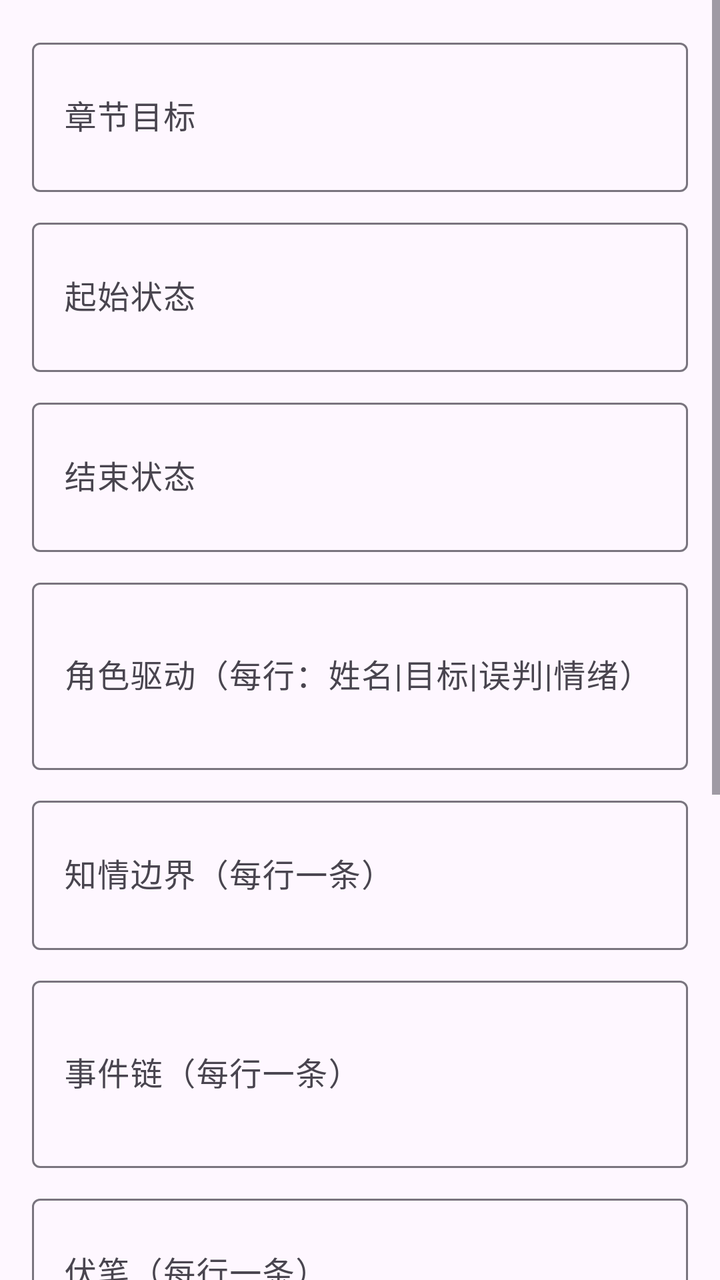
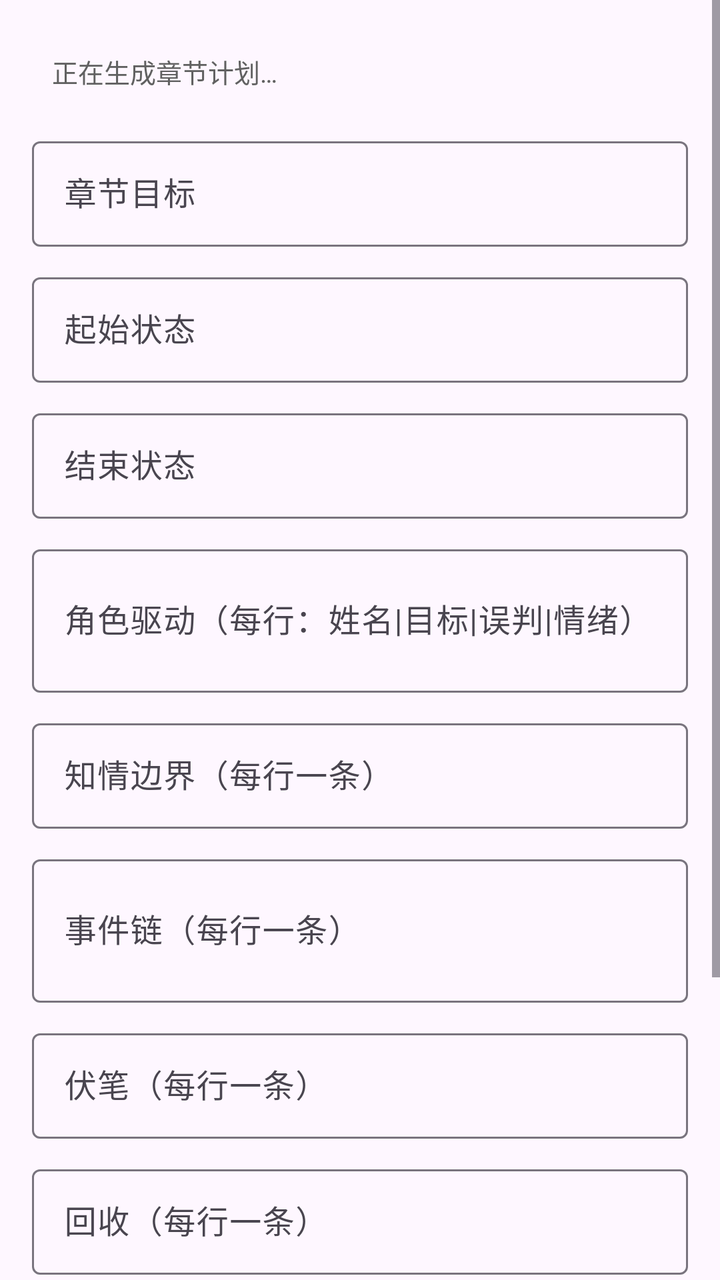

The first picture is an Android layout as it rendered before a commit; the second is the same layout after the commit. The layout source and the unified diff follow.
<!-- AndroidManifest.xml: application theme Theme.AIChat -->
<!-- res/layout/dialog_chapter_plan.xml -->
<?xml version="1.0" encoding="utf-8"?>
<ScrollView xmlns:android="http://schemas.android.com/apk/res/android"
    android:layout_width="match_parent"
    android:layout_height="wrap_content">

    <LinearLayout
        android:layout_width="match_parent"
        android:layout_height="wrap_content"
        android:orientation="vertical"
        android:padding="16dp">

        <com.google.android.material.textfield.TextInputLayout
            style="@style/Widget.Material3.TextInputLayout.OutlinedBox"
            android:layout_width="match_parent"
            android:layout_height="wrap_content"
            android:hint="章节目标">
            <com.google.android.material.textfield.TextInputEditText
                android:id="@+id/editPlanChapterGoal"
                android:layout_width="match_parent"
                android:layout_height="wrap_content"
                android:inputType="textMultiLine"
                android:minLines="2"
                android:maxLines="4" />
        </com.google.android.material.textfield.TextInputLayout>

        <com.google.android.material.textfield.TextInputLayout
            style="@style/Widget.Material3.TextInputLayout.OutlinedBox"
            android:layout_width="match_parent"
            android:layout_height="wrap_content"
            android:layout_marginTop="10dp"
            android:hint="起始状态">
            <com.google.android.material.textfield.TextInputEditText
                android:id="@+id/editPlanStartState"
                android:layout_width="match_parent"
                android:layout_height="wrap_content"
                android:inputType="textMultiLine"
                android:minLines="2"
                android:maxLines="4" />
        </com.google.android.material.textfield.TextInputLayout>

        <com.google.android.material.textfield.TextInputLayout
            style="@style/Widget.Material3.TextInputLayout.OutlinedBox"
            android:layout_width="match_parent"
            android:layout_height="wrap_content"
            android:layout_marginTop="10dp"
            android:hint="结束状态">
            <com.google.android.material.textfield.TextInputEditText
                android:id="@+id/editPlanEndState"
                android:layout_width="match_parent"
                android:layout_height="wrap_content"
                android:inputType="textMultiLine"
                android:minLines="2"
                android:maxLines="4" />
        </com.google.android.material.textfield.TextInputLayout>

        <com.google.android.material.textfield.TextInputLayout
            style="@style/Widget.Material3.TextInputLayout.OutlinedBox"
            android:layout_width="match_parent"
            android:layout_height="wrap_content"
            android:layout_marginTop="10dp"
            android:hint="角色驱动（每行：姓名|目标|误判|情绪）">
            <com.google.android.material.textfield.TextInputEditText
                android:id="@+id/editPlanCharacterDrives"
                android:layout_width="match_parent"
                android:layout_height="wrap_content"
                android:inputType="textMultiLine"
                android:minLines="3"
                android:maxLines="6" />
        </com.google.android.material.textfield.TextInputLayout>

        <com.google.android.material.textfield.TextInputLayout
            style="@style/Widget.Material3.TextInputLayout.OutlinedBox"
            android:layout_width="match_parent"
            android:layout_height="wrap_content"
            android:layout_marginTop="10dp"
            android:hint="知情边界（每行一条）">
            <com.google.android.material.textfield.TextInputEditText
                android:id="@+id/editPlanKnowledgeBoundary"
                android:layout_width="match_parent"
                android:layout_height="wrap_content"
                android:inputType="textMultiLine"
                android:minLines="2"
                android:maxLines="5" />
        </com.google.android.material.textfield.TextInputLayout>

        <com.google.android.material.textfield.TextInputLayout
            style="@style/Widget.Material3.TextInputLayout.OutlinedBox"
            android:layout_width="match_parent"
            android:layout_height="wrap_content"
            android:layout_marginTop="10dp"
            android:hint="事件链（每行一条）">
            <com.google.android.material.textfield.TextInputEditText
                android:id="@+id/editPlanEventChain"
                android:layout_width="match_parent"
                android:layout_height="wrap_content"
                android:inputType="textMultiLine"
                android:minLines="3"
                android:maxLines="6" />
        </com.google.android.material.textfield.TextInputLayout>

        <com.google.android.material.textfield.TextInputLayout
            style="@style/Widget.Material3.TextInputLayout.OutlinedBox"
            android:layout_width="match_parent"
            android:layout_height="wrap_content"
            android:layout_marginTop="10dp"
            android:hint="伏笔（每行一条）">
            <com.google.android.material.textfield.TextInputEditText
                android:id="@+id/editPlanForeshadow"
                android:layout_width="match_parent"
                android:layout_height="wrap_content"
                android:inputType="textMultiLine"
                android:minLines="2"
                android:maxLines="4" />
        </com.google.android.material.textfield.TextInputLayout>

        <com.google.android.material.textfield.TextInputLayout
            style="@style/Widget.Material3.TextInputLayout.OutlinedBox"
            android:layout_width="match_parent"
            android:layout_height="wrap_content"
            android:layout_marginTop="10dp"
            android:hint="回收（每行一条）">
            <com.google.android.material.textfield.TextInputEditText
                android:id="@+id/editPlanPayoff"
                android:layout_width="match_parent"
                android:layout_height="wrap_content"
                android:inputType="textMultiLine"
                android:minLines="2"
                android:maxLines="4" />
        </com.google.android.material.textfield.TextInputLayout>

        <com.google.android.material.textfield.TextInputLayout
            style="@style/Widget.Material3.TextInputLayout.OutlinedBox"
            android:layout_width="match_parent"
            android:layout_height="wrap_content"
            android:layout_marginTop="10dp"
            android:hint="禁写清单（每行一条）">
            <com.google.android.material.textfield.TextInputEditText
                android:id="@+id/editPlanForbidden"
                android:layout_width="match_parent"
                android:layout_height="wrap_content"
                android:inputType="textMultiLine"
                android:minLines="2"
                android:maxLines="4" />
        </com.google.android.material.textfield.TextInputLayout>

        <com.google.android.material.textfield.TextInputLayout
            style="@style/Widget.Material3.TextInputLayout.OutlinedBox"
            android:layout_width="match_parent"
            android:layout_height="wrap_content"
            android:layout_marginTop="10dp"
            android:hint="文风与节奏">
            <com.google.android.material.textfield.TextInputEditText
                android:id="@+id/editPlanStyleGuide"
                android:layout_width="match_parent"
                android:layout_height="wrap_content"
                android:inputType="textMultiLine"
                android:minLines="2"
                android:maxLines="4" />
        </com.google.android.material.textfield.TextInputLayout>

        <com.google.android.material.textfield.TextInputLayout
            style="@style/Widget.Material3.TextInputLayout.OutlinedBox"
            android:layout_width="match_parent"
            android:layout_height="wrap_content"
            android:layout_marginTop="10dp"
            android:hint="目标篇幅（例如 1800-2600字）">
            <com.google.android.material.textfield.TextInputEditText
                android:id="@+id/editPlanTargetLength"
                android:layout_width="match_parent"
                android:layout_height="wrap_content"
                android:inputType="text" />
        </com.google.android.material.textfield.TextInputLayout>

    </LinearLayout>
</ScrollView>
<!-- resources referenced by this layout -->
<resources>
  <style name="Theme.AIChat" parent="Theme.Material3.DayNight.NoActionBar">
          <item name="colorPrimary">@color/primary</item>
          <item name="colorPrimaryContainer">?attr/colorPrimaryLight</item>
          <item name="colorOnPrimary">@color/on_primary</item>
          <item name="colorSurface">@color/surface</item>
          <item name="colorPrimarySubtle">@color/primary_blue_subtle</item>
          <item name="colorPrimaryLight">@color/primary_blue_light</item>
          <item name="colorPrimaryDeep">@color/primary_blue_deep</item>
          <item name="materialAlertDialogTheme">@style/ThemeOverlay.AIChat.MaterialAlertDialog</item>
          <item name="alertDialogTheme">@style/ThemeOverlay.AIChat.MaterialAlertDialog</item>
      </style>
  <color name="primary">#1976D2</color>
  <color name="on_primary">#FFFFFF</color>
  <color name="surface">#FFFFFF</color>
  <color name="primary_blue_subtle">#F5FAFF</color>
  <color name="primary_blue_light">#E3F2FD</color>
  <color name="primary_blue_deep">#0D47A1</color>
  <style name="ThemeOverlay.AIChat.MaterialAlertDialog" parent="ThemeOverlay.Material3.MaterialAlertDialog">
          <item name="backgroundTint">@color/dialog_surface_bg</item>
          <item name="android:windowBackground">@drawable/bg_material_alert_dialog</item>
          <item name="colorSurface">@color/dialog_surface_bg</item>
          <item name="elevationOverlayEnabled">false</item>
      </style>
  <color name="dialog_surface_bg">#FFFDFEFF</color>
  <!-- drawable bg_material_alert_dialog (drawable) -->
  <?xml version="1.0" encoding="utf-8"?>
  <shape xmlns:android="http://schemas.android.com/apk/res/android"
      android:shape="rectangle">
      <corners android:radius="28dp" />
      <solid android:color="@color/dialog_surface_bg" />
  </shape>
</resources>

<!-- the commit's change to res/layout/dialog_chapter_plan.xml (unified diff, before → after) -->
@@ -9,6 +9,17 @@
         android:orientation="vertical"
         android:padding="16dp">
 
+        <TextView
+            android:id="@+id/textPlanGenerationStatus"
+            android:layout_width="match_parent"
+            android:layout_height="wrap_content"
+            android:layout_marginBottom="10dp"
+            android:padding="10dp"
+            android:background="@android:color/transparent"
+            android:text="正在生成章节计划…"
+            android:textColor="#616161"
+            android:textSize="13sp" />
+
         <com.google.android.material.textfield.TextInputLayout
             style="@style/Widget.Material3.TextInputLayout.OutlinedBox"
             android:layout_width="match_parent"
@@ -20,7 +31,9 @@
                 android:layout_height="wrap_content"
                 android:inputType="textMultiLine"
                 android:minLines="2"
-                android:maxLines="4" />
+                android:maxLines="4"
+                android:paddingTop="6dp"
+                android:paddingBottom="6dp" />
         </com.google.android.material.textfield.TextInputLayout>
 
         <com.google.android.material.textfield.TextInputLayout
@@ -35,7 +48,9 @@
                 android:layout_height="wrap_content"
                 android:inputType="textMultiLine"
                 android:minLines="2"
-                android:maxLines="4" />
+                android:maxLines="4"
+                android:paddingTop="6dp"
+                android:paddingBottom="6dp" />
         </com.google.android.material.textfield.TextInputLayout>
 
         <com.google.android.material.textfield.TextInputLayout
@@ -50,7 +65,9 @@
                 android:layout_height="wrap_content"
                 android:inputType="textMultiLine"
                 android:minLines="2"
-                android:maxLines="4" />
+                android:maxLines="4"
+                android:paddingTop="6dp"
+                android:paddingBottom="6dp" />
         </com.google.android.material.textfield.TextInputLayout>
 
         <com.google.android.material.textfield.TextInputLayout
@@ -65,7 +82,9 @@
                 android:layout_height="wrap_content"
                 android:inputType="textMultiLine"
                 android:minLines="3"
-                android:maxLines="6" />
+                android:maxLines="6"
+                android:paddingTop="6dp"
+                android:paddingBottom="6dp" />
         </com.google.android.material.textfield.TextInputLayout>
 
         <com.google.android.material.textfield.TextInputLayout
@@ -80,7 +99,9 @@
                 android:layout_height="wrap_content"
                 android:inputType="textMultiLine"
                 android:minLines="2"
-                android:maxLines="5" />
+                android:maxLines="5"
+                android:paddingTop="6dp"
+                android:paddingBottom="6dp" />
         </com.google.android.material.textfield.TextInputLayout>
 
         <com.google.android.material.textfield.TextInputLayout
@@ -95,7 +116,9 @@
                 android:layout_height="wrap_content"
                 android:inputType="textMultiLine"
                 android:minLines="3"
-                android:maxLines="6" />
+                android:maxLines="6"
+                android:paddingTop="6dp"
+                android:paddingBottom="6dp" />
         </com.google.android.material.textfield.TextInputLayout>
 
         <com.google.android.material.textfield.TextInputLayout
@@ -110,7 +133,9 @@
                 android:layout_height="wrap_content"
                 android:inputType="textMultiLine"
                 android:minLines="2"
-                android:maxLines="4" />
+                android:maxLines="4"
+                android:paddingTop="6dp"
+                android:paddingBottom="6dp" />
         </com.google.android.material.textfield.TextInputLayout>
 
         <com.google.android.material.textfield.TextInputLayout
@@ -125,7 +150,9 @@
                 android:layout_height="wrap_content"
                 android:inputType="textMultiLine"
                 android:minLines="2"
-                android:maxLines="4" />
+                android:maxLines="4"
+                android:paddingTop="6dp"
+                android:paddingBottom="6dp" />
         </com.google.android.material.textfield.TextInputLayout>
 
         <com.google.android.material.textfield.TextInputLayout
@@ -140,7 +167,9 @@
                 android:layout_height="wrap_content"
                 android:inputType="textMultiLine"
                 android:minLines="2"
-                android:maxLines="4" />
+                android:maxLines="4"
+                android:paddingTop="6dp"
+                android:paddingBottom="6dp" />
         </com.google.android.material.textfield.TextInputLayout>
 
         <com.google.android.material.textfield.TextInputLayout
@@ -155,20 +184,24 @@
                 android:layout_height="wrap_content"
                 android:inputType="textMultiLine"
                 android:minLines="2"
-                android:maxLines="4" />
-        </com.google.android.material.textfield.TextInputLayout>
-
-        <com.google.android.material.textfield.TextInputLayout
-            style="@style/Widget.Material3.TextInputLayout.OutlinedBox"
-            android:layout_width="match_parent"
-            android:layout_height="wrap_content"
-            android:layout_marginTop="10dp"
-            android:hint="目标篇幅（例如 1800-2600字）">
+                android:maxLines="4"
+                android:paddingTop="6dp"
+                android:paddingBottom="6dp" />
+        </com.google.android.material.textfield.TextInputLayout>
+
+        <com.google.android.material.textfield.TextInputLayout
+            style="@style/Widget.Material3.TextInputLayout.OutlinedBox"
+            android:layout_width="match_parent"
+            android:layout_height="wrap_content"
+            android:layout_marginTop="10dp"
+            android:hint="目标篇幅">
             <com.google.android.material.textfield.TextInputEditText
                 android:id="@+id/editPlanTargetLength"
                 android:layout_width="match_parent"
                 android:layout_height="wrap_content"
-                android:inputType="text" />
+                android:inputType="text"
+                android:paddingTop="6dp"
+                android:paddingBottom="6dp" />
         </com.google.android.material.textfield.TextInputLayout>
 
     </LinearLayout>
